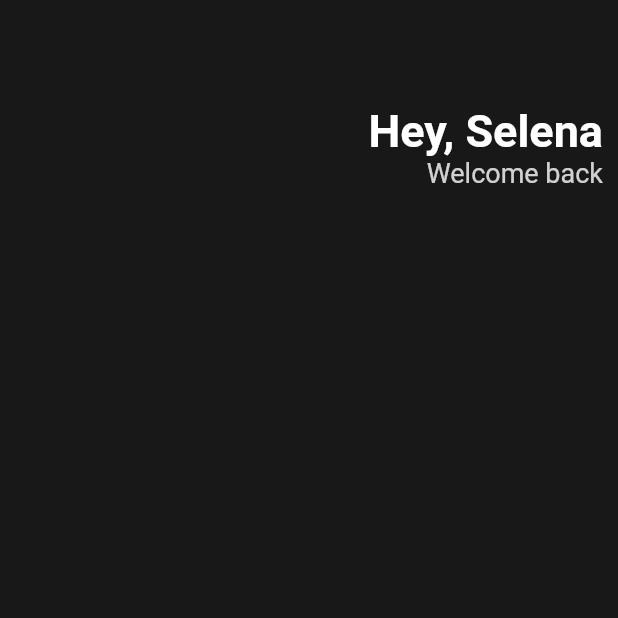
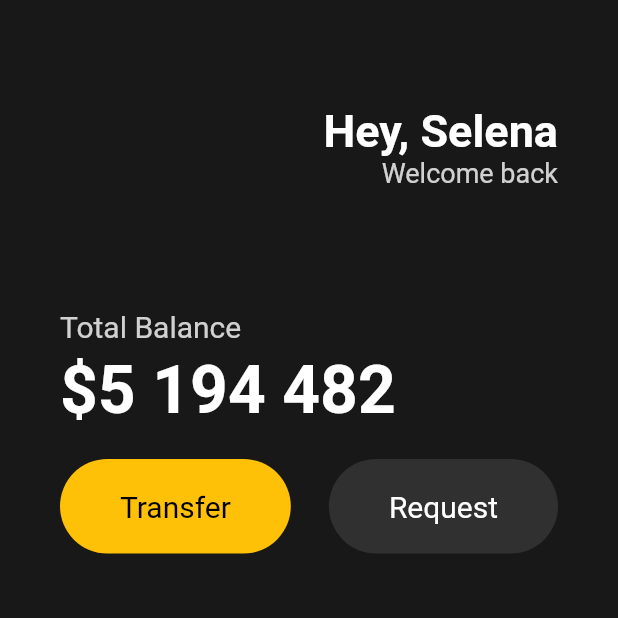
Before and after one commit to DaehunGwak/flutter-playground, a Flutter app: the screen it shows after launch, on a phone screen of 412 x 824 dp, the top half of it. Run offline on Flutter 3.47's test engine with Material 2 defaults, Android fonts, the phone set to English and light mode, and no system bars.

Commit message:
modify main app (~ 3.5 reusable widgets)

```diff
--- a/hello_flutter/lib/main.dart
+++ b/hello_flutter/lib/main.dart
@@ -1,4 +1,5 @@
 import 'package:flutter/material.dart';
+import 'package:hello_flutter/widgets/button.dart';
 
 void main() {
   runApp(App());
@@ -15,17 +16,18 @@ class App extends StatelessWidget {
       home: Scaffold(
         backgroundColor: const Color(0xff181818),
         body: Padding(
-          padding: EdgeInsets.symmetric(horizontal: 10),
+          padding: const EdgeInsets.symmetric(horizontal: 40),
           child: Column(
+            crossAxisAlignment: CrossAxisAlignment.start,
             children: [
-              SizedBox(height: 70),
+              const SizedBox(height: 70),
               Row(
                 mainAxisAlignment: MainAxisAlignment.end,
                 children: [
                   Column(
                     crossAxisAlignment: CrossAxisAlignment.end,
                     children: [
-                      Text(
+                      const Text(
                         'Hey, Selena',
                         style: TextStyle(
                             color: Colors.white,
@@ -41,6 +43,45 @@ class App extends StatelessWidget {
                   ),
                 ],
               ),
+              const SizedBox(
+                height: 80,
+              ),
+              Text(
+                'Total Balance',
+                style: TextStyle(
+                  fontSize: 20,
+                  color: Colors.white.withOpacity(0.8),
+                ),
+              ),
+              const SizedBox(
+                height: 5,
+              ),
+              const Text(
+                '\$5 194 482',
+                style: TextStyle(
+                  fontSize: 44,
+                  fontWeight: FontWeight.w600,
+                  color: Colors.white,
+                ),
+              ),
+              const SizedBox(
+                height: 20,
+              ),
+              Row(
+                mainAxisAlignment: MainAxisAlignment.spaceBetween,
+                children: [
+                  const MyButton(
+                    text: 'Transfer',
+                    backgroundColor: Colors.amber,
+                    textColor: Colors.black,
+                  ),
+                  MyButton(
+                    text: 'Request',
+                    backgroundColor: Colors.white.withOpacity(0.1),
+                    textColor: Colors.white,
+                  ),
+                ],
+              ),
             ],
           ),
         ),
--- /dev/null
+++ b/hello_flutter/lib/widgets/button.dart
@@ -0,0 +1,37 @@
+import 'package:flutter/material.dart';
+
+class MyButton extends StatelessWidget {
+  final String text;
+  final Color backgroundColor;
+  final Color textColor;
+
+  const MyButton({
+    super.key,
+    required this.text,
+    required this.backgroundColor,
+    required this.textColor,
+  });
+
+  @override
+  Widget build(BuildContext context) {
+    return Container(
+      decoration: BoxDecoration(
+        color: backgroundColor,
+        borderRadius: BorderRadius.circular(35),
+      ),
+      child: Padding(
+        padding: const EdgeInsets.symmetric(
+          vertical: 20,
+          horizontal: 40,
+        ),
+        child: Text(
+          text,
+          style: TextStyle(
+            fontSize: 20,
+            color: textColor,
+          ),
+        ),
+      ),
+    );
+  }
+}
```
